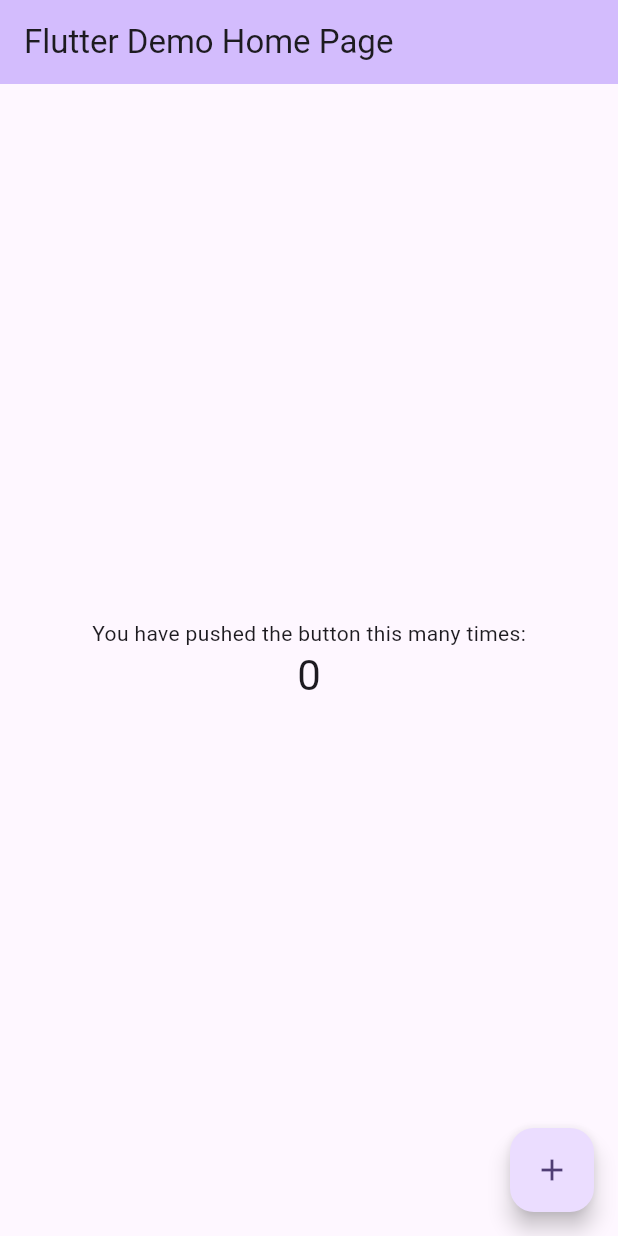
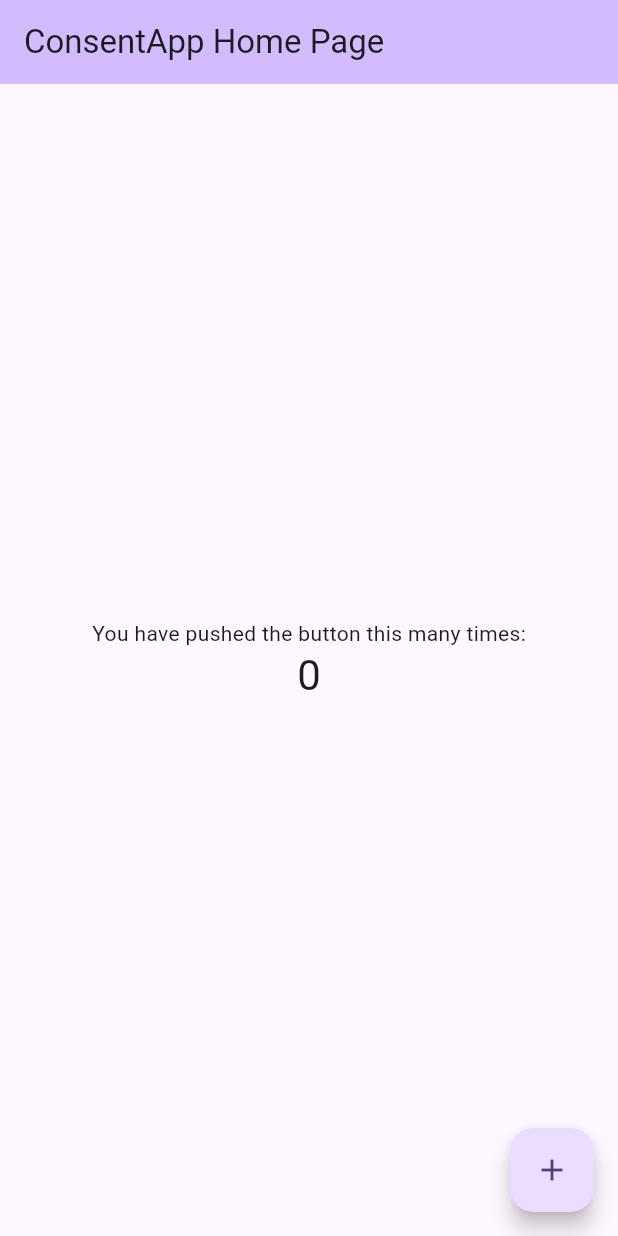
Before and after one commit to trichol/consentApp, a Flutter app: the screen it shows after launch, on a phone screen of 412 x 824 dp. Run offline on Flutter 3.47's test engine with Material 3 defaults, Android fonts, the phone set to English and light mode, and no system bars.

Commit message:
refactor : initialisation nom aplli

```diff
--- a/lib/main.dart
+++ b/lib/main.dart
@@ -11,7 +11,7 @@ class MyApp extends StatelessWidget {
   @override
   Widget build(BuildContext context) {
     return MaterialApp(
-      title: 'Flutter Demo',
+      title: 'ConsentApp',
       theme: ThemeData(
         // This is the theme of your application.
         //
@@ -31,7 +31,7 @@ class MyApp extends StatelessWidget {
         colorScheme: ColorScheme.fromSeed(seedColor: Colors.deepPurple),
         useMaterial3: true,
       ),
-      home: const MyHomePage(title: 'Flutter Demo Home Page'),
+      home: const MyHomePage(title: 'ConsentApp Home Page'),
     );
   }
 }
```
Also changed, not shown: 2 other files.
